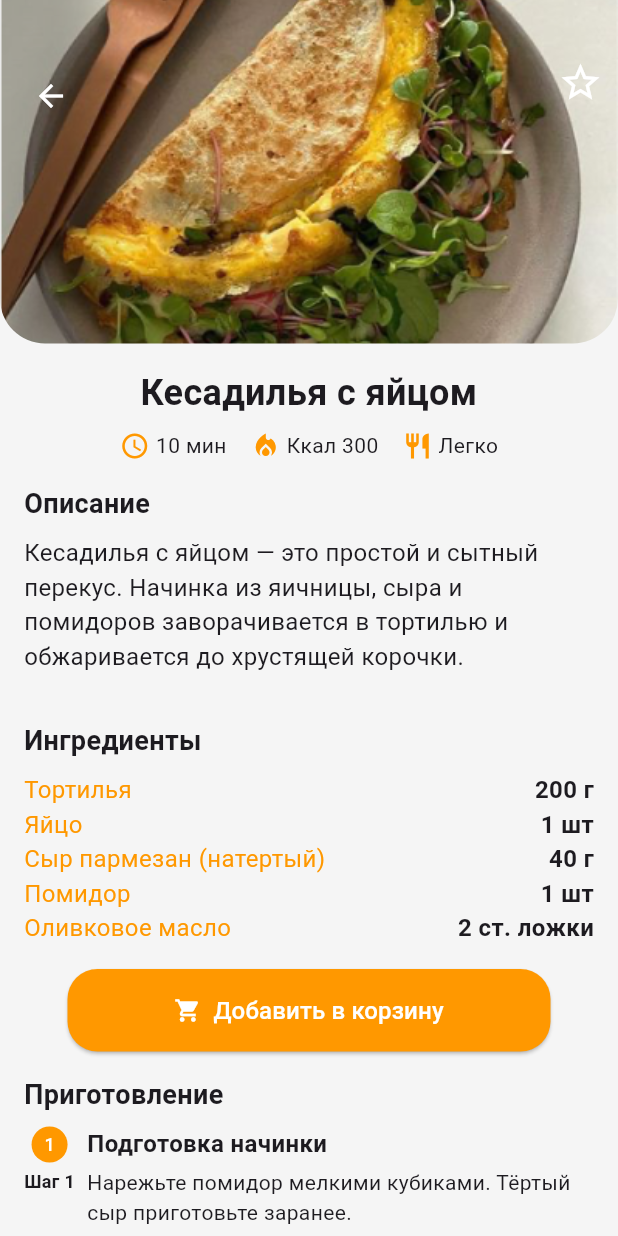
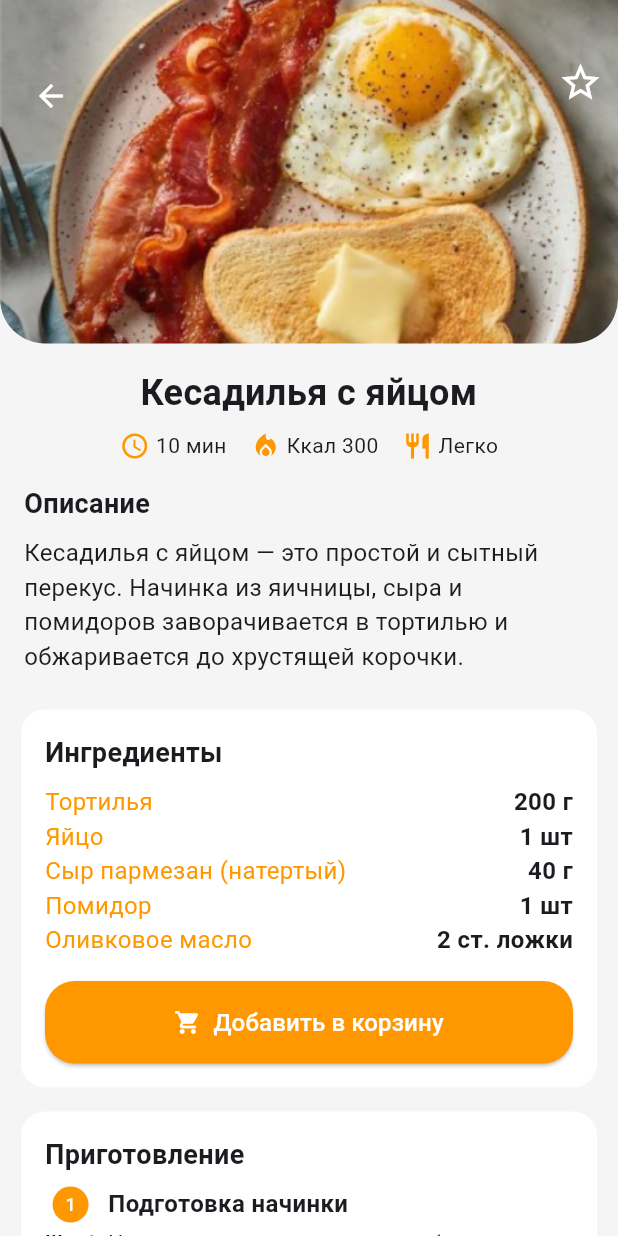
Before and after one commit to Kushmurat/Cookly, a Flutter app: the KesadillaPage screen opened directly, on a phone screen of 412 x 824 dp. Run offline on Flutter 3.47's test engine with Material 3 defaults, Android fonts, the light colour scheme and no system bars; our stand-ins replace dio, flutter_svg, google_fonts; accounts and stored records are empty.

Commit message:
Recipe page 2.0

```diff
--- a/lib/src/feature/home/recipes/ breakfast/egg_quesadilla.dart
+++ b/lib/src/feature/home/recipes/ breakfast/egg_quesadilla.dart
@@ -18,7 +18,7 @@ class KesadillaPage extends StatelessWidget {
                     bottomRight: Radius.circular(30),
                   ),
                   child: Image.asset(
-                    'assets/images/breakfast_kesadilya.png',
+                    'assets/images/breakfast_american.png',
                     width: double.infinity,
                     height: 229,
                     fit: BoxFit.cover,
@@ -73,16 +73,22 @@ class KesadillaPage extends StatelessWidget {
                   SizedBox(height: 8),
                   Text(
                     'Кесадилья с яйцом — это простой и сытный перекус. Начинка из яичницы, сыра и помидоров заворачивается в тортилью и обжаривается до хрустящей корочки.',
-                    textAlign: TextAlign.left, // Выравнивание по левому краю
+                    textAlign: TextAlign.left,
                     style: TextStyle(fontSize: 16),
                   ),
                 ],
               ),
             ),
 
-            // Ингредиенты
+            // Ингредиенты и кнопка
             Padding(
+              padding: const EdgeInsets.symmetric(horizontal: 14.0, vertical: 8.0),
+              child: Container(
                 padding: const EdgeInsets.all(16.0),
+                decoration: BoxDecoration(
+                  color: Colors.white,
+                  borderRadius: BorderRadius.circular(16),
+                ),
                 child: Column(
                   crossAxisAlignment: CrossAxisAlignment.start,
                   children: [
@@ -96,14 +102,8 @@ class KesadillaPage extends StatelessWidget {
                     _buildIngredientRow('Сыр пармезан (натертый)', '40 г'),
                     _buildIngredientRow('Помидор', '1 шт'),
                     _buildIngredientRow('Оливковое масло', '2 ст. ложки'),
-                ],
-              ),
-            ),
-
-            // Кнопка "Добавить в корзину"
-            Padding(
-              padding: const EdgeInsets.symmetric(horizontal: 45.0),
-              child: SizedBox(
+                    SizedBox(height: 16),
+                    SizedBox(
                       width: double.infinity,
                       child: ElevatedButton.icon(
                         onPressed: () {},
@@ -121,11 +121,20 @@ class KesadillaPage extends StatelessWidget {
                         ),
                       ),
                     ),
+                  ],
+                ),
+              ),
             ),
 
             // Приготовление
             Padding(
+              padding: const EdgeInsets.symmetric(horizontal: 14.0, vertical: 8.0),
+              child: Container(
                 padding: const EdgeInsets.all(16.0),
+                decoration: BoxDecoration(
+                  color: Colors.white,
+                  borderRadius: BorderRadius.circular(16),
+                ),
                 child: Column(
                   crossAxisAlignment: CrossAxisAlignment.start,
                   children: [
@@ -143,6 +152,7 @@ class KesadillaPage extends StatelessWidget {
                     _buildStep(4, 'Обжаривание кесадильи',
                         'Обжарьте кесадилью на сковороде до золотистой корочки с обеих сторон.'),
                   ],
+                ),
               ),
             ),
           ],
```
Lines whose indentation alone changed are shown as unchanged.
